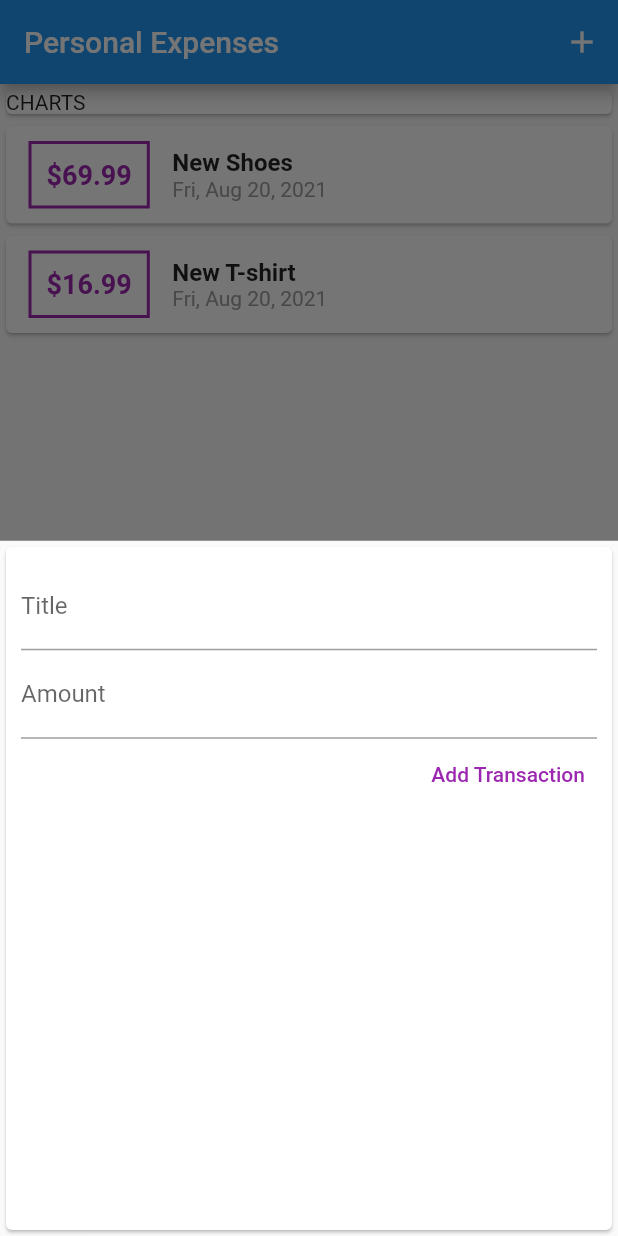
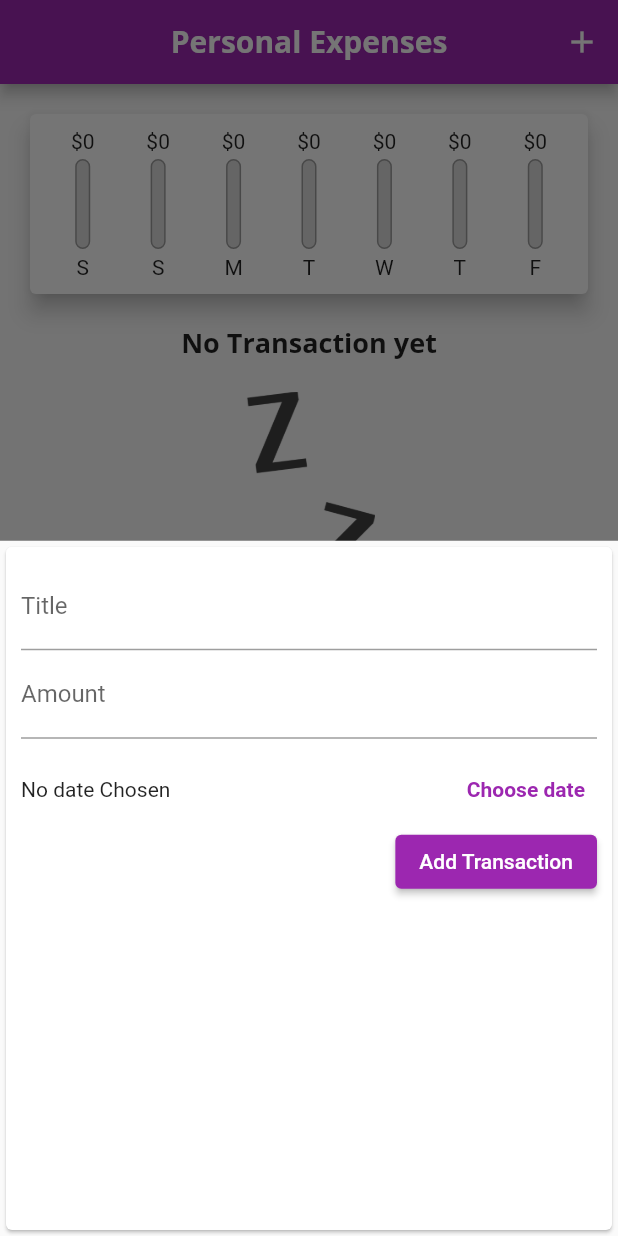
Before and after one commit to turinaf/flutter-dart, a Flutter app: the screen it shows after launch, after a tap on the "add" icon, on a phone screen of 412 x 824 dp. Run offline on Flutter 3.47's test engine with Material 2 defaults, Android fonts, the light colour scheme and no system bars.

Commit message:
Transactions list tiles
Features added.
Chart to the Expenses,
Custom fonts
Theme
Delete transactions.

```diff
--- a/user_expenses/lib/main.dart
+++ b/user_expenses/lib/main.dart
@@ -3,6 +3,7 @@ import 'package:user_expenses/widgets/transaction_list.dart';
 import './widgets/new_transaction.dart';
 
 import './models/transaction.dart';
+import './widgets/chart.dart';
 
 void main() => runApp(MyApp());
 
@@ -14,6 +15,28 @@ class MyApp extends StatelessWidget {
     return MaterialApp(
       debugShowCheckedModeBanner: false,
       home: HomePage(),
+      title: 'Personal Expenses',
+      theme: ThemeData(
+        primarySwatch: Colors.purple,
+        accentColor: Colors.amber,
+        fontFamily: 'Quicksand',
+        textTheme: ThemeData.light().textTheme.copyWith(
+              title: TextStyle(
+                fontFamily: 'OpenSans',
+                fontSize: 18,
+                fontWeight: FontWeight.bold,
+              ),
+            ),
+        appBarTheme: AppBarTheme(
+          textTheme: ThemeData.light().textTheme.copyWith(
+                title: TextStyle(
+                  fontFamily: 'OpenSans',
+                  fontSize: 20,
+                  fontWeight: FontWeight.bold,
+                ),
+              ),
+        ),
+      ),
     );
   }
 }
@@ -27,30 +50,41 @@ class HomePage extends StatefulWidget {
 
 class _HomePageState extends State<HomePage> {
   final List<Transaction> _userTransactions = [
-    Transaction(
-      id: 't1',
-      title: "New Shoes",
-      amount: 69.99,
-      date: DateTime.now(),
-    ),
-    Transaction(
-      id: 't1',
-      title: "New T-shirt",
-      amount: 16.99,
-      date: DateTime.now(),
-    ),
+    // Transaction(
+    //   id: 't1',
+    //   title: "New Shoes",
+    //   amount: 69.99,
+    //   date: DateTime.now(),
+    // ),
+    // Transaction(
+    //   id: 't1',
+    //   title: "New T-shirt",
+    //   amount: 16.99,
+    //   date: DateTime.now(),
+    // ),
   ];
-  void _addNewTransaction(String txTitle, double txAmount) {
+  void _addNewTransaction(
+      String txTitle, double txAmount, DateTime chosenDate) {
     final newTx = Transaction(
       id: DateTime.now().toString(),
       title: txTitle,
       amount: txAmount,
-      date: DateTime.now(),
+      date: chosenDate,
     );
 
     setState(() {
       _userTransactions.add(newTx);
     });
+  }
+
+  List<Transaction> get _recentTransactions {
+    return _userTransactions.where((tx) {
+      return tx.date.isAfter(
+        DateTime.now().subtract(
+          Duration(days: 7),
+        ),
+      );
+    }).toList();
   }
 
   void _startAddNewTransaction(BuildContext ctx) {
@@ -61,28 +95,36 @@ class _HomePageState extends State<HomePage> {
         });
   }
 
+  void _deleteTransaction(String id) {
+    setState(() {
+      _userTransactions.removeWhere((tx) {
+        return tx.id == id;
+      });
+    });
+  }
+
   @override
   Widget build(BuildContext context) {
     return Scaffold(
       appBar: AppBar(
-        title: Text("Personal Expenses"),
+        title: Text(
+          "Personal Expenses",
+          style: TextStyle(fontFamily: 'OpenSans'),
+        ),
         actions: [
           IconButton(
             onPressed: () => _startAddNewTransaction(context),
             icon: Icon(Icons.add),
           ),
         ],
+        centerTitle: true,
       ),
       body: SingleChildScrollView(
         child: Column(
           crossAxisAlignment: CrossAxisAlignment.stretch,
           children: [
-            Container(
-              child: Card(
-                child: Text("CHARTS"),
-              ),
-            ),
-            TransactionList(_userTransactions),
+            Chart(_recentTransactions),
+            TransactionList(_userTransactions, _deleteTransaction),
           ],
         ),
       ),
--- /dev/null
+++ b/user_expenses/lib/widgets/chart.dart
@@ -0,0 +1,67 @@
+import 'package:flutter/material.dart';
+import 'package:intl/intl.dart';
+
+import 'package:user_expenses/models/transaction.dart';
+import './chart_bar.dart';
+
+class Chart extends StatelessWidget {
+  // const Chart({Key? key}) : super(key: key);
+  final List<Transaction> recentTransactions;
+  Chart(this.recentTransactions);
+
+  List<Map<String, Object>> get groupedTractionsValues {
+    return List.generate(7, (index) {
+      final weekday = DateTime.now().subtract(
+        Duration(days: index),
+      );
+      double totalSum = 0.0;
+      for (var i = 0; i < recentTransactions.length; i++) {
+        if (recentTransactions[i].date.day == weekday.day &&
+            recentTransactions[i].date.month == weekday.month &&
+            recentTransactions[i].date.year == weekday.year) {
+          totalSum += recentTransactions[i].amount;
+        }
+      }
+      // print(DateFormat.E().format(weekday));
+      // print(totalSum);
+      return {
+        'day': DateFormat.E().format(weekday).substring(0, 1),
+        'amount': totalSum,
+      };
+    }).reversed.toList();
+  }
+
+  double get totalSpending {
+    return groupedTractionsValues.fold(0.0, (sum, item) {
+      return sum + (item['amount'] as double);
+    });
+  }
+
+  @override
+  Widget build(BuildContext context) {
+    // print(groupedTractionsValues);
+
+    return Card(
+      elevation: 6,
+      margin: EdgeInsets.all(20),
+      child: Padding(
+        padding: EdgeInsets.all(10),
+        child: Row(
+          mainAxisAlignment: MainAxisAlignment.spaceAround,
+          children: groupedTractionsValues.map((data) {
+            return Flexible(
+              fit: FlexFit.tight,
+              child: ChartBar(
+                (data['day'] as String),
+                (data['amount'] as double),
+                totalSpending == 0.0
+                    ? 0.0
+                    : (data['amount'] as double) / totalSpending,
+              ),
+            );
+          }).toList(),
+        ),
+      ),
+    );
+  }
+}
--- /dev/null
+++ b/user_expenses/lib/widgets/chart_bar.dart
@@ -0,0 +1,54 @@
+import 'package:flutter/material.dart';
+
+class ChartBar extends StatelessWidget {
+  // const ChartBat({Key? key}) : super(key: key);
+  final String label;
+  final double spendingAmount;
+  final double spendingPctOfTotal;
+  ChartBar(this.label, this.spendingAmount, this.spendingPctOfTotal);
+  @override
+  Widget build(BuildContext context) {
+    return Column(
+      children: [
+        // Fitted box force its child widget to shring if it run out of space.
+        FittedBox(
+          child: Text("\$${spendingAmount.toStringAsFixed(0)}"),
+        ),
+        SizedBox(
+          height: 4,
+        ),
+        Container(
+          height: 60,
+          width: 10,
+          child: Stack(
+            children: [
+              Container(
+                decoration: BoxDecoration(
+                  border: Border.all(
+                    color: Colors.grey,
+                    width: 1.0,
+                  ),
+                  color: Color.fromRGBO(220, 220, 220, 1),
+                  borderRadius: BorderRadius.circular(20),
+                ),
+              ),
+              FractionallySizedBox(
+                heightFactor: spendingPctOfTotal,
+                child: Container(
+                  decoration: BoxDecoration(
+                    color: Theme.of(context).primaryColor,
+                    borderRadius: BorderRadius.circular(20),
+                  ),
+                ),
+              ),
+            ],
+          ),
+        ),
+        SizedBox(
+          height: 4,
+        ),
+        Text(label),
+      ],
+    );
+  }
+}
--- a/user_expenses/lib/widgets/new_transaction.dart
+++ b/user_expenses/lib/widgets/new_transaction.dart
@@ -1,4 +1,5 @@
 import 'package:flutter/material.dart';
+import 'package:intl/intl.dart';
 
 class NewTransaction extends StatefulWidget {
   // const NewTransaction({Key? key}) : super(key: key);
@@ -11,20 +12,40 @@ class NewTransaction extends StatefulWidget {
 }
 
 class _NewTransactionState extends State<NewTransaction> {
-  final titleController = TextEditingController();
+  final _titleController = TextEditingController();
+  final _amountController = TextEditingController();
+  DateTime? _selectedDate;
 
-  final amountController = TextEditingController();
-
-  void submitData() {
-    final enteredTitle = titleController.text;
-    final enteredAmount = double.parse(amountController.text);
-    if (enteredTitle.isEmpty || enteredAmount <= 0) {
+  void _submitData() {
+    final enteredTitle = _titleController.text;
+    final enteredAmount = double.parse(_amountController.text);
+    if (enteredTitle.isEmpty || enteredAmount <= 0 || _selectedDate == null) {
       return;
     }
-    widget.addTransactionHandler(enteredTitle, enteredAmount);
+    widget.addTransactionHandler(
+      enteredTitle,
+      enteredAmount,
+      _selectedDate,
+    );
 
     Navigator.of(context)
         .pop(); // closes the bottom modal sheet after entering the data.
+  }
+
+  void _showDatePicker() {
+    showDatePicker(
+      context: context,
+      initialDate: DateTime.now(),
+      firstDate: DateTime(2021),
+      lastDate: DateTime.now(),
+    ).then((pickedDate) {
+      if (pickedDate == null) {
+        return;
+      }
+      setState(() {
+        _selectedDate = pickedDate;
+      });
+    });
   }
 
   @override
@@ -39,25 +60,50 @@ class _NewTransactionState extends State<NewTransaction> {
               decoration: InputDecoration(
                 labelText: "Title",
               ),
-              controller: titleController,
-              onSubmitted: (_) => submitData(),
+              controller: _titleController,
+              onSubmitted: (_) => _submitData(),
             ),
             TextField(
               decoration: InputDecoration(
                 labelText: "Amount",
               ),
               keyboardType: TextInputType.number,
-              onSubmitted: (_) => submitData(),
-              controller: amountController,
+              onSubmitted: (_) => _submitData(),
+              controller: _amountController,
               // onChanged: (value) => amountInput = value,
             ),
-            TextButton(
-              onPressed: submitData,
+            SizedBox(
+              height: 10,
+            ),
+            Row(
+              children: [
+                Expanded(
+                  child: Text(
+                    _selectedDate == null
+                        ? 'No date Chosen'
+                        : 'Picked Date: ${DateFormat.yMMMEd().format(_selectedDate!)}',
+                  ),
+                ),
+                TextButton(
+                  onPressed: _showDatePicker,
+                  child: Text(
+                    'Choose date',
+                    style: TextStyle(fontWeight: FontWeight.bold),
+                  ),
+                  style: ButtonStyle(
+                      foregroundColor:
+                          MaterialStateProperty.all(Colors.purple)),
+                ),
+              ],
+            ),
+            ElevatedButton(
+              onPressed: _submitData,
               child: Text(
                 "Add Transaction",
               ),
               style: ButtonStyle(
-                foregroundColor: MaterialStateProperty.all(Colors.purple),
+                backgroundColor: MaterialStateProperty.all(Colors.purple),
+                foregroundColor: MaterialStateProperty.all(Colors.white),
               ),
             ),
           ],
--- a/user_expenses/lib/widgets/transaction_list.dart
+++ b/user_expenses/lib/widgets/transaction_list.dart
@@ -4,51 +4,64 @@ import '../models/transaction.dart';
 
 class TransactionList extends StatelessWidget {
   final List<Transaction> transactions;
-  TransactionList(this.transactions);
+  final Function deleteTx;
+
+  TransactionList(this.transactions, this.deleteTx);
+
   @override
   Widget build(BuildContext context) {
     return Container(
-      height: 300,
-      child: ListView.builder(
+      height: 500,
+      child: transactions.isEmpty
+          ? Column(
+              children: [
+                Text(
+                  'No Transaction yet',
+                  style: Theme.of(context).textTheme.title,
+                ),
+                SizedBox(
+                  height: 20,
+                ),
+                Container(
+                  height: 200,
+                  child: Image.asset(
+                    'assets/imgs/waiting.png',
+                    fit: BoxFit.cover,
+                  ),
+                )
+              ],
+            )
+          : ListView.builder(
               itemBuilder: (ctx, index) {
                 return Card(
-            child: Row(
-              children: [
-                Container(
-                  padding: EdgeInsets.all(10),
-                  margin: EdgeInsets.symmetric(vertical: 10, horizontal: 15),
-                  decoration: BoxDecoration(
-                      border: Border.all(
-                    color: Colors.purple,
-                    width: 2,
-                  )),
-                  child: Text(
-                    '\$${transactions[index].amount.toStringAsFixed(2)}',
-                    style: TextStyle(
-                      fontWeight: FontWeight.bold,
-                      fontSize: 18,
-                      color: Colors.purple,
+                  elevation: 5,
+                  margin: EdgeInsets.symmetric(
+                    vertical: 8,
+                    horizontal: 5,
+                  ),
+                  child: ListTile(
+                    leading: CircleAvatar(
+                      radius: 30,
+                      child: Padding(
+                        padding: const EdgeInsets.all(8.0),
+                        child: FittedBox(
+                            child: Text('\$${transactions[index].amount}')),
                       ),
                     ),
+                    title: Text(
+                      '${transactions[index].title}',
+                      style: Theme.of(context).textTheme.title,
                     ),
-                Column(
-                  crossAxisAlignment: CrossAxisAlignment.start,
-                  children: [
-                    Text(
-                      transactions[index].title,
-                      textAlign: TextAlign.left,
-                      style: TextStyle(
-                        fontSize: 16,
-                        fontWeight: FontWeight.bold,
+                    subtitle: Text(
+                      DateFormat.yMMMEd().format(transactions[index].date),
                     ),
+                    trailing: IconButton(
+                      icon: Icon(
+                        Icons.delete,
+                        color: Theme.of(context).errorColor,
                       ),
-                    Text(
-                      DateFormat.yMMMEd().format(transactions[index].date),
-                      style: TextStyle(color: Colors.grey),
+                      onPressed: () => deleteTx(transactions[index].id),
                     ),
-                  ],
-                )
-              ],
                   ),
                 );
               },
```
Also changed, not shown: user_expenses/pubspec.yaml (+13 -8 lines), user_expenses/assets/fonts/OpenSans-Bold.ttf (added), user_expenses/assets/fonts/OpenSans-Regular.ttf (added), user_expenses/assets/fonts/Quicksand-Bold.ttf (added), user_expenses/assets/fonts/Quicksand-Light.ttf (added), user_expenses/assets/fonts/Quicksand-Medium.ttf (added), user_expenses/assets/fonts/Quicksand-Regular.ttf (added), user_expenses/assets/imgs/waiting.png (added). Lines whose indentation alone changed are shown as unchanged.
